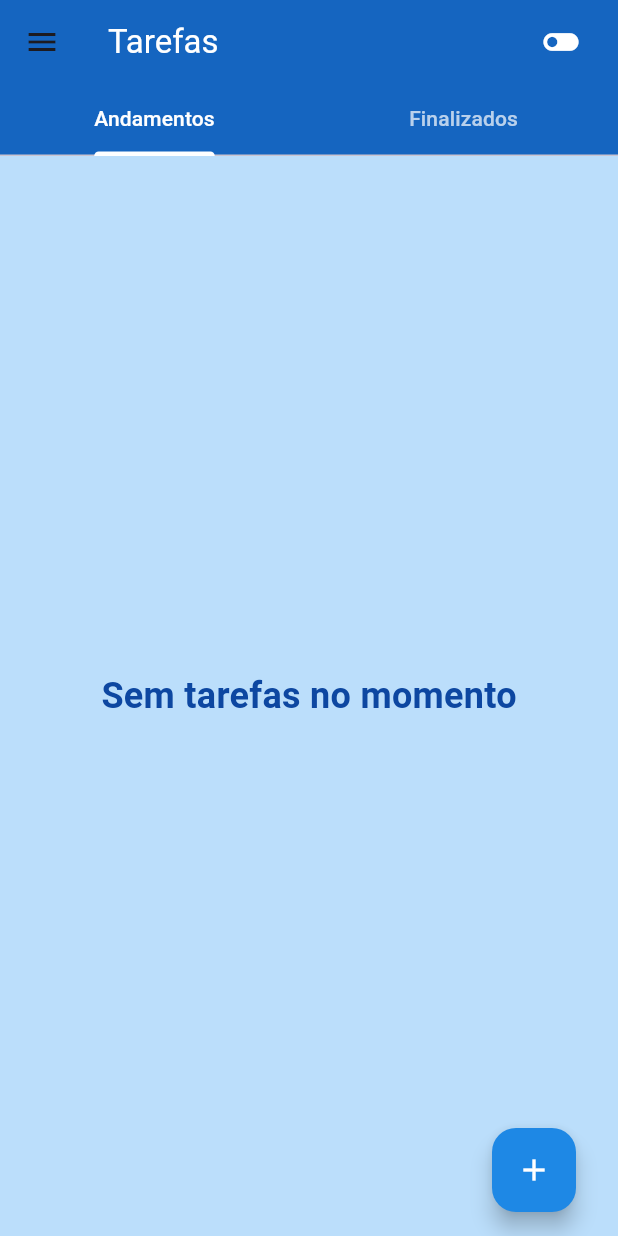
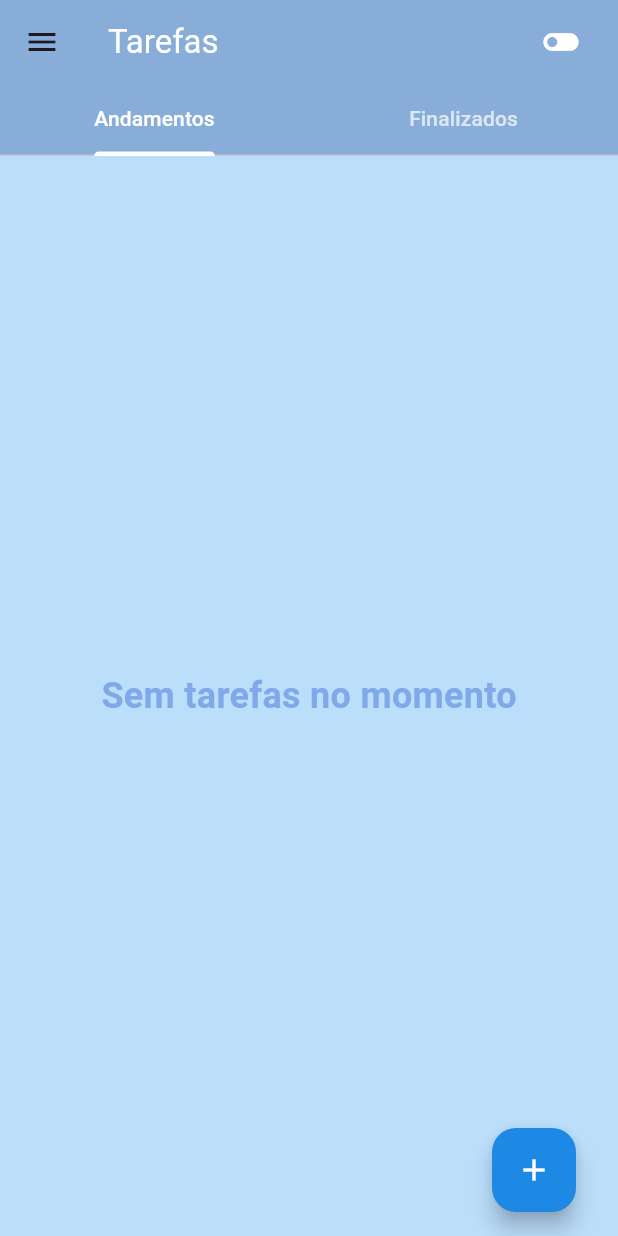
Before and after one commit to FerreiraJpg/Task_App, a Flutter app: the screen it shows after launch, on a phone screen of 412 x 824 dp. Run offline on Flutter 3.47's test engine with Material 3 defaults, Android fonts, the phone set to English and light mode, and no system bars.

Commit message:
tentar um merge

```diff
--- a/lib/home_page.dart
+++ b/lib/home_page.dart
@@ -11,7 +11,7 @@ class HomePage extends StatefulWidget {
 class _HomePageState extends State<HomePage> {
   bool isOn = false;
   Color backgroundColor = const Color(0xFFBBDEFB);
-  Color appBarColor = const Color(0xFF1565C0);
+  Color appBarColor = const Color.fromARGB(255, 136, 173, 216);
 
   List<Tarefa> tarefas = [];
   List<Tarefa> finalizados = [];
@@ -73,7 +73,7 @@ class _HomePageState extends State<HomePage> {
                         style: TextStyle(
                           fontSize: 24,
                           fontWeight: FontWeight.w600,
-                          color: Color(0xFF0D47A1),
+                          color: Color.fromARGB(255, 127, 169, 233),
                           letterSpacing: 0.2,
                         ),
                       ),
@@ -107,7 +107,7 @@ class _HomePageState extends State<HomePage> {
                                       IconButton(
                                         icon: Icon(
                                           Icons.delete,
-                                          color: Colors.red,
+                                          color: const Color.fromARGB(255, 241, 166, 161),
                                         ),
                                         onPressed: () {
                                           setState(() {
@@ -117,7 +117,7 @@ class _HomePageState extends State<HomePage> {
                                       ),
                                       IconButton(
                                         icon: Icon(Icons.done_all),
-                                        color: Colors.green,
+                                        color: const Color.fromARGB(255, 150, 218, 152),
                                         onPressed: () {
                                           setState(() {
                                             tarefas.remove(tarefa);
@@ -142,7 +142,7 @@ class _HomePageState extends State<HomePage> {
                         style: TextStyle(
                           fontSize: 24,
                           fontWeight: FontWeight.w600,
-                          color: Color(0xFF0D47A1),
+                          color: Color.fromARGB(255, 139, 178, 236),
                           letterSpacing: 0.2,
                         ),
                       ),
```
